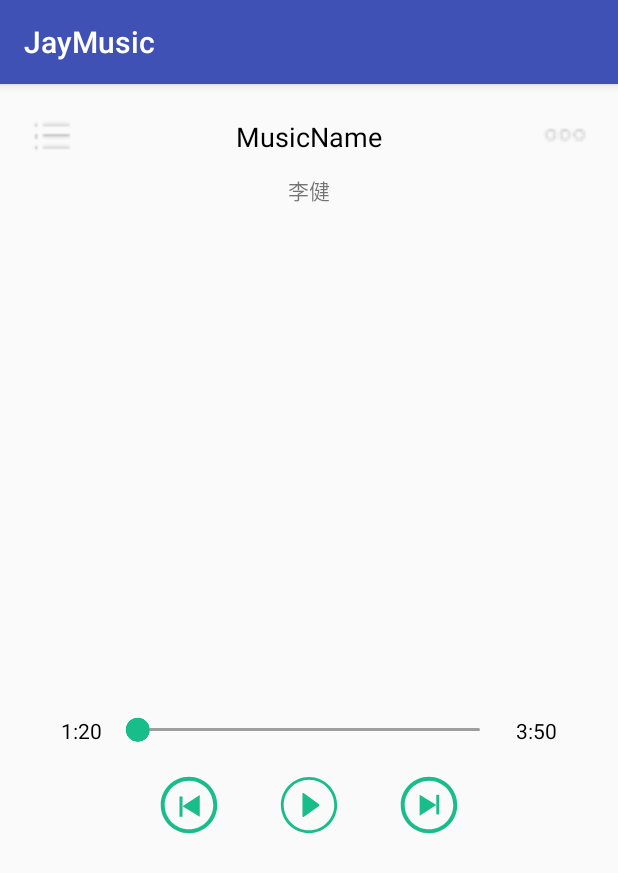
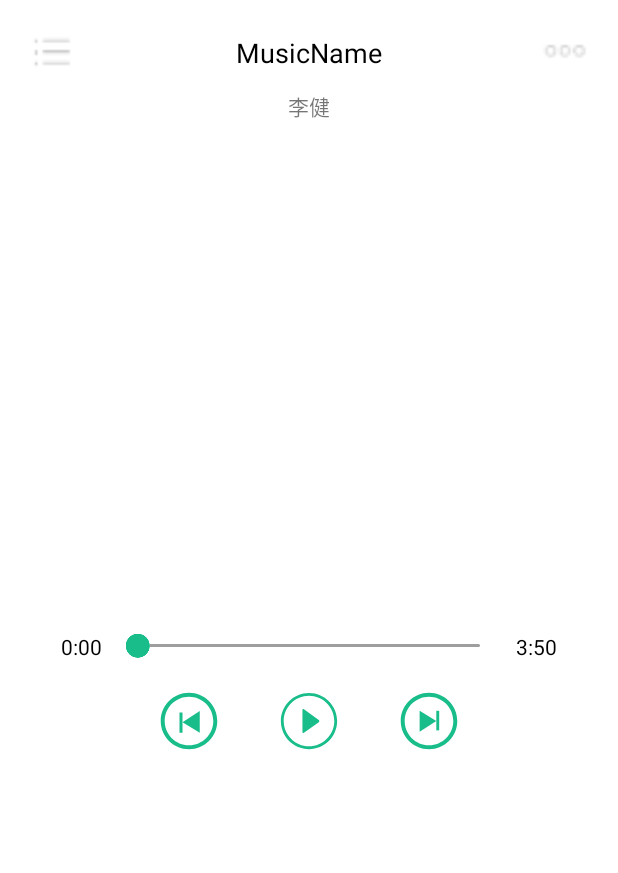
Before and after one commit to yjkmust/JayMusic, an Android app: the screen it shows after launch (MainActivity), on a phone screen of 412 x 824 dp. Shown: the top 873 px of the screen. Run offline under Robolectric (Android 15) with nearby library versions, the phone set to English and light mode, and no system bars; our stand-ins replace data binding; 2 statements that could not run were skipped.

Commit message:
2017.8.29

```diff
--- a/app/src/main/AndroidManifest.xml
+++ b/app/src/main/AndroidManifest.xml
@@ -9,9 +9,10 @@
         android:label="@string/app_name"
         android:roundIcon="@mipmap/ic_launcher_round"
         android:supportsRtl="true"
-        android:theme="@style/AppTheme">
+        android:theme="@style/ToolBarTheme">
         <activity android:name=".MainActivity"
-            android:screenOrientation="portrait">
+            android:screenOrientation="portrait"
+            android:theme="@style/ToolBarTheme">
             <intent-filter>
                 <action android:name="android.intent.action.MAIN" />
 
--- a/app/src/main/java/com/yjkmust/jaymusic/MainActivity.java
+++ b/app/src/main/java/com/yjkmust/jaymusic/MainActivity.java
@@ -17,6 +17,8 @@ import android.util.Log;
 import android.view.LayoutInflater;
 import android.view.View;
 import android.view.ViewGroup;
+import android.widget.SeekBar;
+import android.widget.TextView;
 
 
 import com.yjkmust.jaymusic.Bean.MusicBean;
@@ -32,6 +34,8 @@ public class MainActivity extends AppCompatActivity {
     private List<MusicBean> musicList;
     private Context mContext;
     private String TAG = "MainActivity";
+    private SeekBar seekbarTime;
+    private TextView tvStartTime;
 
 
     @Override
@@ -45,13 +49,33 @@ public class MainActivity extends AppCompatActivity {
             Log.d(TAG, "onCreate: "+bean.toString());
         }
         initView();
+        initListener();
     }
     private void initData(){
         musicList = new ArrayList<>();
         getLocalMusic();
     }
     private void initView(){
+        seekbarTime = binding.seekbarTime;
+        tvStartTime = binding.startTime;
+    }
+    private void initListener(){
+        seekbarTime.setOnSeekBarChangeListener(new SeekBar.OnSeekBarChangeListener() {
+            @Override
+            public void onProgressChanged(SeekBar seekBar, int progress, boolean fromUser) {
+               tvStartTime.setText(progress+"%");
+            }
 
+            @Override
+            public void onStartTrackingTouch(SeekBar seekBar) {
+
+            }
+
+            @Override
+            public void onStopTrackingTouch(SeekBar seekBar) {
+
+            }
+        });
     }
     public class OnClick{
         public void showMusicList(View v){
--- /dev/null
+++ b/app/src/main/res/drawable/ic_img_delete.xml
@@ -0,0 +1,4 @@
+<vector android:height="24dp" android:viewportHeight="1024.0"
+    android:viewportWidth="1024.0" android:width="24dp" xmlns:android="http://schemas.android.com/apk/res/android">
+    <path android:fillColor="#e6e6e6" android:pathData="M283,356.6c-9.4,0 -17,7.6 -17,16.9v366.1c0,36.3 29.4,65.7 65.7,65.7h341.4c36.3,0 65.7,-29.4 65.7,-65.7L738.8,374.5c0,-9.3 -7.6,-16.9 -17,-16.9 -9.4,0 -17,7.6 -17,16.9v365.1c0,17.5 -14.2,31.8 -31.8,31.8h-341.4c-17.5,0 -31.8,-14.3 -31.8,-31.8L300,373.5c0,-9.3 -7.6,-16.9 -17,-16.9zM575.5,356.9c-9.4,0 -17,7.7 -17,17v268.1c0,9.3 7.6,16.9 17,16.9 9.4,0 17,-7.6 17,-16.9L592.5,374c0,-9.4 -7.6,-17 -17,-17zM429.3,356.9c-9.4,0 -17,7.7 -17,17v268.1c0,9.3 7.6,16.9 17,16.9s17,-7.6 17,-16.9L446.2,374c0,-9.4 -7.6,-17 -17,-17zM185.5,259.5c-9.4,0 -17,7.6 -17,16.9 0,9.4 7.6,17 17,17h633.8c9.4,0 17,-7.6 17,-17 0,-9.3 -7.6,-16.9 -17,-16.9L690,259.5v-56.2c0,-36.2 -29.2,-65.7 -65.2,-65.7L380.5,137.6c-36.3,0 -65.7,29.5 -65.7,65.7v56.2h-129.3zM656.1,259.5L348.7,259.5v-56.2c0,-17.5 14.3,-31.7 31.8,-31.7h244.3c17.6,0 31.3,14 31.3,31.7v56.2z"/>
+</vector>
--- /dev/null
+++ b/app/src/main/res/drawable/ic_img_no_star.xml
@@ -0,0 +1,4 @@
+<vector android:height="24dp" android:viewportHeight="1024.0"
+    android:viewportWidth="1024.0" android:width="24dp" xmlns:android="http://schemas.android.com/apk/res/android">
+    <path android:fillColor="#e6e6e6" android:pathData="M707.6,93.2c-77.3,0 -149,38.9 -196.6,102.9 -47.1,-64 -119.3,-102.9 -196.6,-102.9 -139.3,0 -252.4,123.9 -252.4,276 0,90.6 40.4,154.6 73.2,205.8 94.7,149 333.3,333.8 343.6,341.5 9.7,7.7 21,11.3 32.3,11.3s22.5,-3.6 32.3,-11.3c10.2,-7.7 248.3,-193 343.6,-341.5 32.8,-51.2 73.2,-115.2 73.2,-205.8 0,-152.1 -113.2,-276 -252.4,-276z"/>
+</vector>
--- /dev/null
+++ b/app/src/main/res/drawable/ic_img_star.xml
@@ -0,0 +1,4 @@
+<vector android:height="24dp" android:viewportHeight="1024.0"
+    android:viewportWidth="1024.0" android:width="24dp" xmlns:android="http://schemas.android.com/apk/res/android">
+    <path android:fillColor="#d81e06" android:pathData="M707.6,93.2c-77.3,0 -149,38.9 -196.6,102.9 -47.1,-64 -119.3,-102.9 -196.6,-102.9 -139.3,0 -252.4,123.9 -252.4,276 0,90.6 40.4,154.6 73.2,205.8 94.7,149 333.3,333.8 343.6,341.5 9.7,7.7 21,11.3 32.3,11.3s22.5,-3.6 32.3,-11.3c10.2,-7.7 248.3,-193 343.6,-341.5 32.8,-51.2 73.2,-115.2 73.2,-205.8 0,-152.1 -113.2,-276 -252.4,-276z"/>
+</vector>
--- a/app/src/main/res/layout/activity_main.xml
+++ b/app/src/main/res/layout/activity_main.xml
@@ -94,7 +94,7 @@
                     android:id="@+id/start_time"
                     android:layout_width="wrap_content"
                     android:layout_height="wrap_content"
-                    android:text="1:20"
+                    android:text="0:00"
                     android:textColor="#000"
                     android:layout_centerVertical="true"
                     android:layout_toLeftOf="@id/seekbar_time"
--- a/app/src/main/res/values/colors.xml
+++ b/app/src/main/res/values/colors.xml
@@ -3,4 +3,5 @@
     <color name="colorPrimary">#3F51B5</color>
     <color name="colorPrimaryDark">#303F9F</color>
     <color name="colorAccent">#FF4081</color>
+    <color name="colorWhite">#ffffff</color>
 </resources>
--- a/app/src/main/res/values/styles.xml
+++ b/app/src/main/res/values/styles.xml
@@ -7,5 +7,8 @@
         <item name="colorPrimaryDark">@color/colorPrimaryDark</item>
         <item name="colorAccent">@color/colorAccent</item>
     </style>
+    <style name="ToolBarTheme" parent="Theme.AppCompat.Light.NoActionBar">
+        <item name="android:background">@color/colorWhite</item>
+    </style>
 
 </resources>
--- a/build.gradle
+++ b/build.gradle
@@ -7,7 +7,7 @@ buildscript {
         jcenter()
     }
     dependencies {
-        classpath 'com.android.tools.build:gradle:3.0.0-alpha6'
+        classpath 'com.android.tools.build:gradle:3.0.0-alpha3'
 
         // NOTE: Do not place your application dependencies here; they belong
         // in the individual module build.gradle files
```
Also changed, not shown: app/src/main/java/com/yjkmust/jaymusic/Adapters/MusicAdapter.java (added, +27 -0 lines), app/src/main/java/com/yjkmust/jaymusic/Bean/TimeBean.java (added, +9 -0 lines), app/src/main/res/layout/item_music.xml (added, +55 -0 lines), gradle/wrapper/gradle-wrapper.properties.
